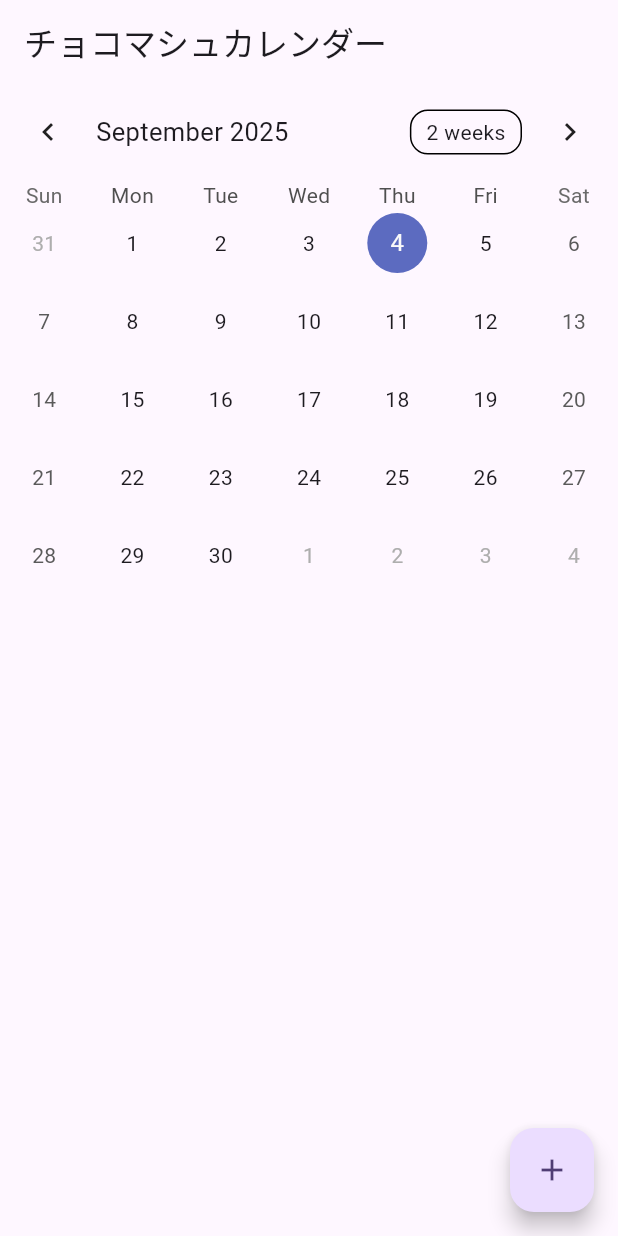
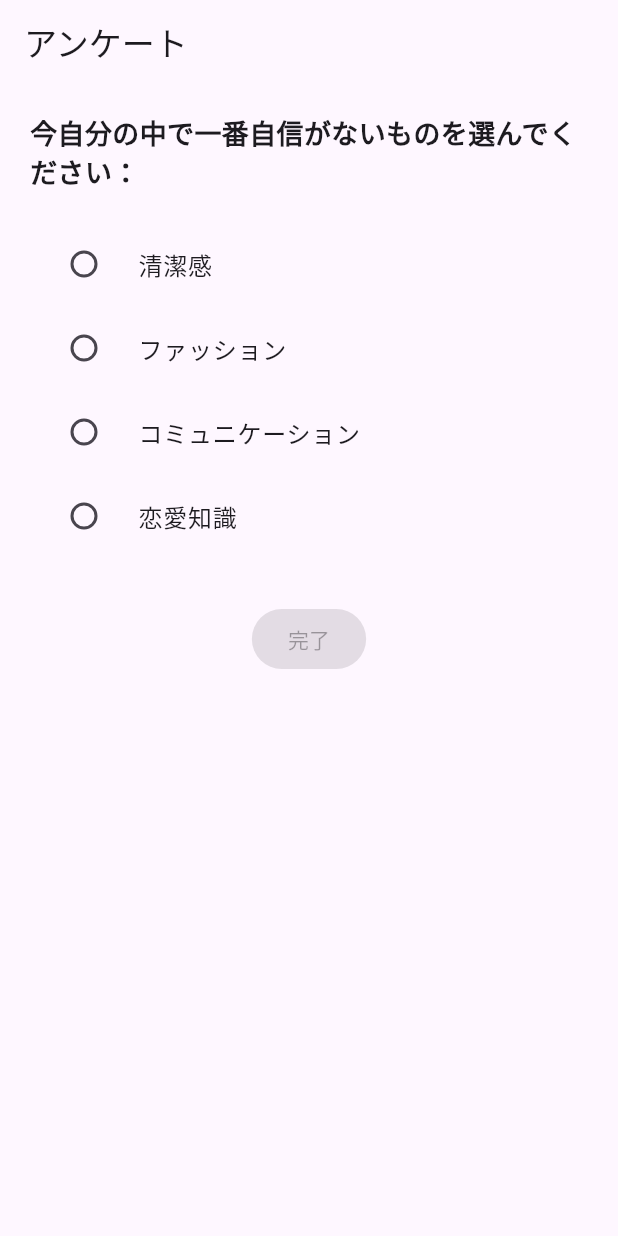
Before and after one commit to youyounkmt-web/self_improvement_app, a Flutter app: the screen it shows after launch, after a tap on "START", on a phone screen of 412 x 824 dp. Run offline on Flutter 3.47's test engine with Material 3 defaults, Android fonts, the light colour scheme and no system bars; drawn by our look-alikes of table_calendar; our stand-ins replace shared_preferences.

Commit message:
アンケート機能追加

```diff
--- a/lib/main.dart
+++ b/lib/main.dart
@@ -3,28 +3,39 @@ import 'package:table_calendar/table_calendar.dart';
 import 'package:shared_preferences/shared_preferences.dart';
 import 'dart:convert';
 
-void main() {
-  runApp(const MyApp());
+import 'package:flutter/foundation.dart';
+
+void main() async {
+  WidgetsFlutterBinding.ensureInitialized();
+  final prefs = await SharedPreferences.getInstance();
+
+  // ✅ デバッグ中は毎回アンケートを表示する
+  final bool isSurveyDone =
+      kDebugMode ? false : (prefs.getBool('isSurveyDone') ?? false);
+
+  runApp(MyApp(isSurveyDone: isSurveyDone));
 }
 
 class MyApp extends StatelessWidget {
-  const MyApp({super.key});
+  final bool isSurveyDone;
+  const MyApp({super.key, required this.isSurveyDone});
 
   @override
   Widget build(BuildContext context) {
     return MaterialApp(
-      title: '自分磨き（仮）HARIBO Chamallows Soft kiss仕様',
+      title: '自分磨きアプリ',
       theme: ThemeData(
         colorScheme: ColorScheme.fromSeed(seedColor: Colors.deepPurple),
       ),
-      home: const StartPage(),
+      home: StartPage(isSurveyDone: isSurveyDone), // ✅ まずは必ずスタートから
     );
   }
 }
 
 // ------------------ スタート画面 ------------------
 class StartPage extends StatelessWidget {
-  const StartPage({super.key});
+  final bool isSurveyDone;
+  const StartPage({super.key, required this.isSurveyDone});
 
   @override
   Widget build(BuildContext context) {
@@ -63,12 +74,96 @@ class StartPage extends StatelessWidget {
                 style: TextStyle(fontSize: 20, color: Colors.white),
               ),
               onPressed: () {
-                Navigator.pushReplacement(
-                  context,
-                  MaterialPageRoute(builder: (context) => const CalendarPage()),
-                );
+                if (isSurveyDone) {
+                  // ✅ すでにアンケート済みなら直接カレンダー
+                  Navigator.pushReplacement(
+                    context,
+                    MaterialPageRoute(
+                        builder: (context) => const CalendarPage()),
+                  );
+                } else {
+                  // ✅ 初回ならアンケートへ
+                  Navigator.pushReplacement(
+                    context,
+                    MaterialPageRoute(builder: (context) => const SurveyPage()),
+                  );
+                }
               },
             ),
+          ],
+        ),
+      ),
+    );
+  }
+}
+
+// ------------------ アンケート画面 ------------------
+class SurveyPage extends StatefulWidget {
+  const SurveyPage({super.key});
+
+  @override
+  State<SurveyPage> createState() => _SurveyPageState();
+}
+
+class _SurveyPageState extends State<SurveyPage> {
+  String? _selectedWeakness;
+
+  final List<String> _options = [
+    "清潔感",
+    "ファッション",
+    "コミュニケーション",
+    "恋愛知識",
+  ];
+
+  Future<void> _finishSurvey() async {
+    if (_selectedWeakness == null) return;
+
+    final prefs = await SharedPreferences.getInstance();
+    await prefs.setBool('isSurveyDone', true); // ✅ 完了したことを保存
+    await prefs.setString('weakness', _selectedWeakness!);
+
+    if (mounted) {
+      // ✅ 完了後はカレンダーへ
+      Navigator.pushReplacement(
+        context,
+        MaterialPageRoute(builder: (context) => const CalendarPage()),
+      );
+    }
+  }
+
+  @override
+  Widget build(BuildContext context) {
+    return Scaffold(
+      appBar: AppBar(title: const Text("アンケート")),
+      body: Padding(
+        padding: const EdgeInsets.all(20),
+        child: Column(
+          crossAxisAlignment: CrossAxisAlignment.start,
+          children: [
+            const Text(
+              "今自分の中で一番自信がないものを選んでください：",
+              style: TextStyle(fontSize: 18, fontWeight: FontWeight.bold),
+            ),
+            const SizedBox(height: 20),
+            ..._options.map(
+              (option) => RadioListTile<String>(
+                title: Text(option),
+                value: option,
+                groupValue: _selectedWeakness,
+                onChanged: (value) {
+                  setState(() {
+                    _selectedWeakness = value;
+                  });
+                },
+              ),
+            ),
+            const SizedBox(height: 30),
+            Center(
+              child: ElevatedButton(
+                onPressed: _selectedWeakness != null ? _finishSurvey : null,
+                child: const Text("完了"),
+              ),
+            )
           ],
         ),
       ),
@@ -226,7 +321,11 @@ class _CalendarPageState extends State<CalendarPage> {
                     mainAxisSize: MainAxisSize.min,
                     children: [
                       TextField(
-                        onChanged: (value) => inputText = value,
+                        keyboardType: TextInputType.text, // 日本語入力に対応
+                        textInputAction: TextInputAction.done,
+                        onChanged: (value) {
+                          inputText = value;
+                        },
                         decoration:
                             const InputDecoration(hintText: '予定を入力してください'),
                       ),
```
